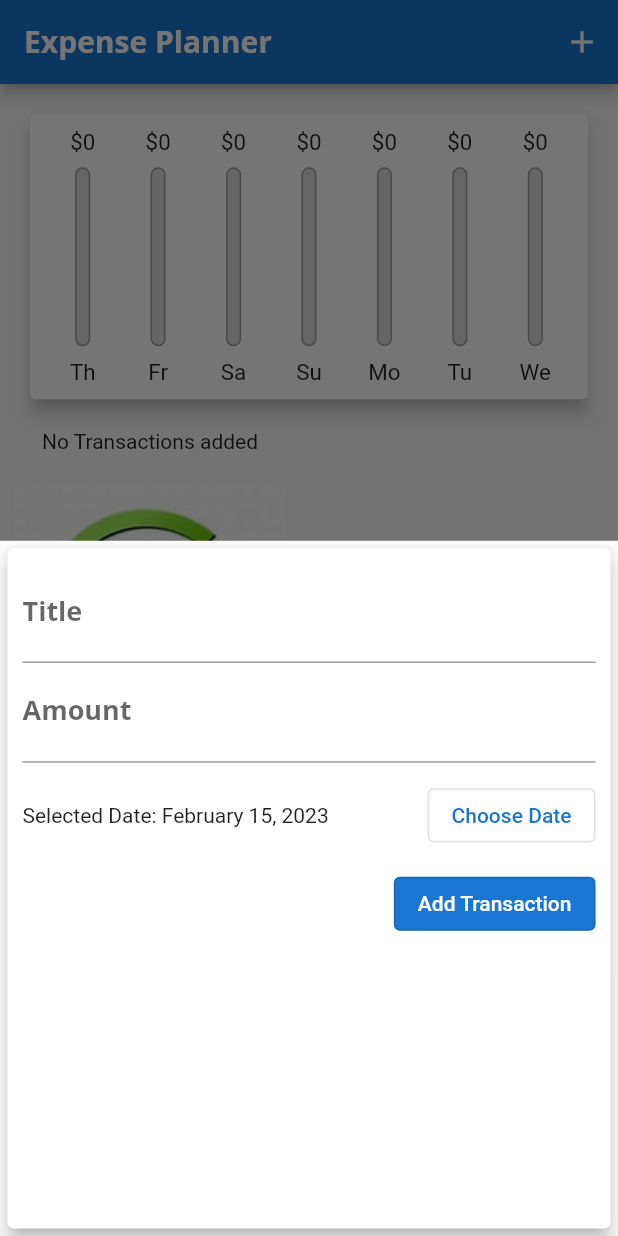
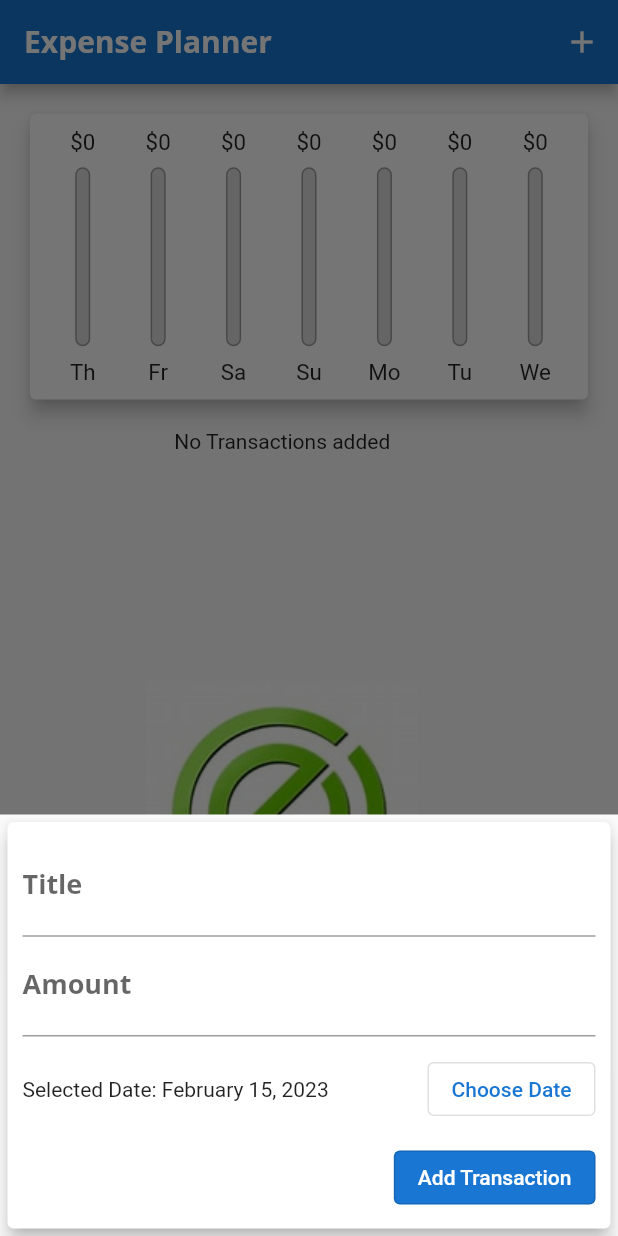
Before and after one commit to Regis-Ntwari/expense-planner, a Flutter app: the screen it shows after launch, after a tap on the "add" icon, on a phone screen of 412 x 824 dp. Run offline on Flutter 3.47's test engine with Material 2 defaults, Android fonts, the phone set to English and light mode, and no system bars.

Commit message:
add landscape mode responsiveness

```diff
--- a/lib/main.dart
+++ b/lib/main.dart
@@ -4,7 +4,13 @@ import 'package:expense_planner/widgets/new_transaction.dart';
 import 'package:expense_planner/widgets/transaction_list.dart';
 import 'package:flutter/material.dart';
 
-void main() => runApp(MyApp());
+void main() {
+  //setting only portrait mode
+  // WidgetsFlutterBinding.ensureInitialized();
+  // SystemChrome.setPreferredOrientations(
+  //     [DeviceOrientation.portraitUp, DeviceOrientation.portraitDown]);
+  runApp(MyApp());
+}
 
 class MyApp extends StatelessWidget {
   @override
@@ -42,12 +48,16 @@ class _ExpensePlannerState extends State<ExpensePlanner> {
     // Transaction(id: 'S2', title: 'Shirts', price: 14.99, date: DateTime.now()),
   ];
 
+  bool _showChart = false;
+
+  //transactions in the past 7 days
   List<Transaction> get _recentTransactions {
     return _transactions.where((tx) {
       return tx.date.isAfter(DateTime.now().subtract(Duration(days: 7)));
     }).toList();
   }
 
+  //function to add a new transaction in the list of transations
   void _addNewTransaction(
       String txTitle, double txAmount, DateTime chosenDate) {
     Transaction newTransaction = Transaction(
@@ -61,6 +71,7 @@ class _ExpensePlannerState extends State<ExpensePlanner> {
     });
   }
 
+  // method to show the bottom sheet when adding a transaction
   void startAddNewTransaction(BuildContext ctx) {
     showModalBottomSheet(
         context: ctx,
@@ -69,6 +80,7 @@ class _ExpensePlannerState extends State<ExpensePlanner> {
         });
   }
 
+  // method to delete a transaction
   void deleteTransaction(String id) {
     setState(() {
       _transactions.removeWhere((element) => element.id == id);
@@ -86,26 +98,53 @@ class _ExpensePlannerState extends State<ExpensePlanner> {
             icon: Icon(Icons.add))
       ],
     );
-    print(MediaQuery.of(context).size.height);
+
+    final listWidget = Container(
+        height: (MediaQuery.of(context).size.height -
+                appBar.preferredSize.height -
+                MediaQuery.of(context).padding.top) *
+            0.7,
+        child: TransactionList(_transactions, deleteTransaction));
+
+    final isLandscape =
+        MediaQuery.of(context).orientation == Orientation.landscape;
     return Scaffold(
       appBar: appBar,
       body: SingleChildScrollView(
         child: Column(
           crossAxisAlignment: CrossAxisAlignment.start,
           children: [
+            if (isLandscape)
+              Row(
+                children: [
+                  Text('Show Chart'),
+                  Switch(
+                      value: _showChart,
+                      onChanged: (val) {
+                        setState(() {
+                          _showChart = val;
+                        });
+                      })
+                ],
+              ),
             // ignore: sized_box_for_whitespace
+            if (!isLandscape)
               Container(
                   height: (MediaQuery.of(context).size.height -
                           appBar.preferredSize.height -
                           MediaQuery.of(context).padding.top) *
                       0.3,
                   child: Chart(_recentTransactions)),
-            Container(
+            if (!isLandscape) listWidget,
+            if (isLandscape)
+              _showChart
+                  ? Container(
                       height: (MediaQuery.of(context).size.height -
                               appBar.preferredSize.height -
                               MediaQuery.of(context).padding.top) *
-                    0.7,
-                child: TransactionList(_transactions, deleteTransaction))
+                          0.8,
+                      child: Chart(_recentTransactions))
+                  : listWidget
           ],
         ),
       ),
--- a/lib/widgets/new_transaction.dart
+++ b/lib/widgets/new_transaction.dart
@@ -51,12 +51,17 @@ class _NewTransactionState extends State<NewTransaction> {
 
   @override
   Widget build(BuildContext context) {
-    return Container(
+    return SingleChildScrollView(
+      child: Container(
         child: Card(
           elevation: 5,
           margin: EdgeInsets.all(5),
           child: Container(
-          padding: EdgeInsets.all(10),
+            padding: EdgeInsets.only(
+                left: 10,
+                top: 10,
+                right: 10,
+                bottom: MediaQuery.of(context).viewInsets.bottom + 10),
             child: Column(
               crossAxisAlignment: CrossAxisAlignment.end,
               children: [
@@ -87,8 +92,10 @@ class _NewTransactionState extends State<NewTransaction> {
                   ),
                 ),
                 OutlinedButton(
-                onPressed: () => widget.addNewTransaction(_titleController.text,
-                    double.parse(_amountController.text), _selectedDate),
+                  onPressed: () => widget.addNewTransaction(
+                      _titleController.text,
+                      double.parse(_amountController.text),
+                      _selectedDate),
                   style: OutlinedButton.styleFrom(
                       foregroundColor: Colors.white,
                       backgroundColor: Theme.of(context).primaryColorDark),
@@ -98,6 +105,7 @@ class _NewTransactionState extends State<NewTransaction> {
             ),
           ),
         ),
+      ),
     );
   }
 }
--- a/lib/widgets/transaction_list.dart
+++ b/lib/widgets/transaction_list.dart
@@ -12,7 +12,8 @@ class TransactionList extends StatelessWidget {
   Widget build(BuildContext context) {
     return Container(
       child: transactions.isEmpty
-          ? Column(
+          ? LayoutBuilder(builder: (builder, constarints) {
+              return Column(
                 crossAxisAlignment: CrossAxisAlignment.center,
                 children: [
                   Text(
@@ -20,13 +21,14 @@ class TransactionList extends StatelessWidget {
                     style: ThemeData.light().textTheme.titleMedium,
                   ),
                   SizedBox(
-                  height: 10,
+                    height: constarints.maxHeight * 0.1,
                   ),
                   SizedBox(
-                    width: 200,
+                      width: constarints.maxHeight * 0.7,
                       child: Image.asset('assets/images/nothing.jpeg'))
                 ],
-            )
+              );
+            })
           : ListView.builder(
               itemBuilder: (context, index) {
                 return Card(
```
Lines whose indentation alone changed are shown as unchanged.
